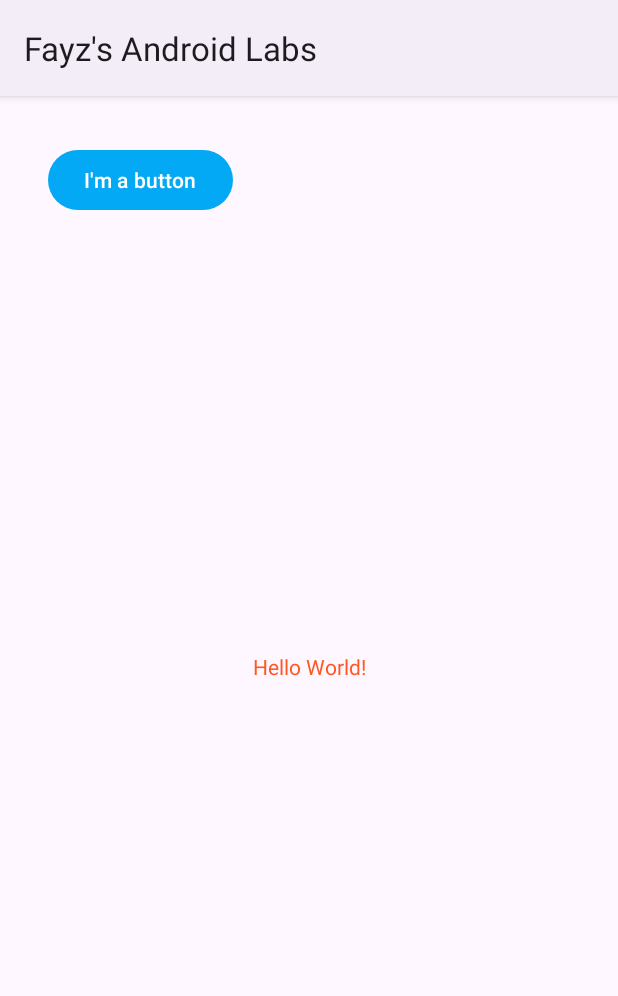
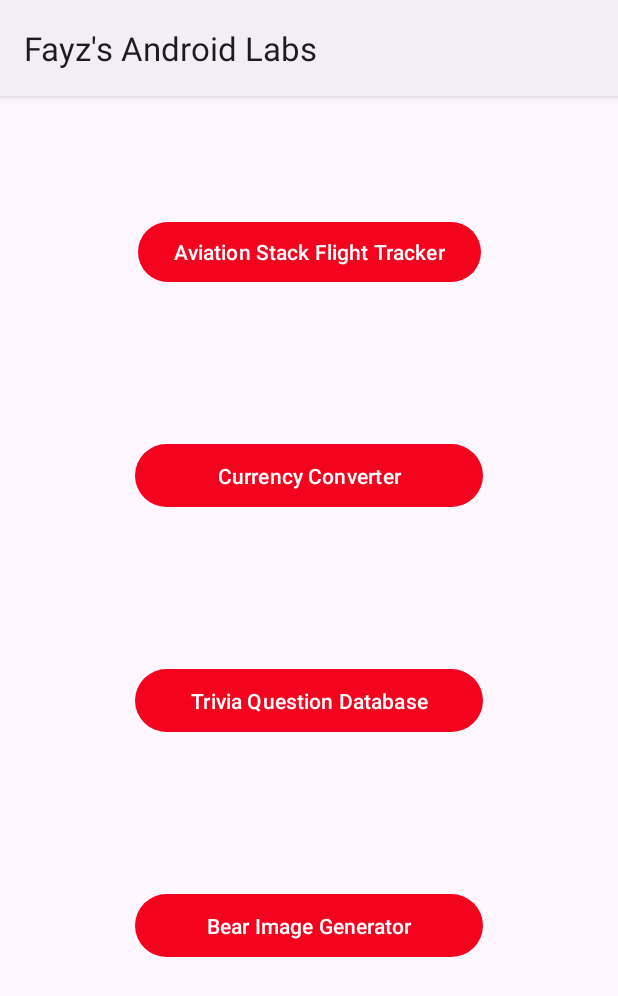
Before and after one commit to fizovoo/MyAndroidLabs, an Android app: the screen it shows after launch (MainActivity), on a phone screen of 412 x 824 dp. Shown: the top 996 px of the screen. Run offline under Robolectric (Android 15) with nearby library versions, the phone set to English and light mode, and no system bars.

Commit message:
Done with some GUI for Assignment 1

```diff
--- a/app/src/main/java/algonquin/cst2335/resh0004/MainActivity.java
+++ b/app/src/main/java/algonquin/cst2335/resh0004/MainActivity.java
@@ -2,13 +2,37 @@ package algonquin.cst2335.resh0004;
 
 import androidx.appcompat.app.AppCompatActivity;
 
+import android.content.Intent;
 import android.os.Bundle;
 
+import algonquin.cst2335.resh0004.databinding.ActivityMainBinding;
+
 public class MainActivity extends AppCompatActivity {
+    protected ActivityMainBinding binding;
 
     @Override
     protected void onCreate(Bundle savedInstanceState) {
         super.onCreate(savedInstanceState);
         setContentView(R.layout.activity_main);
+        binding = ActivityMainBinding.inflate(getLayoutInflater());
+        setContentView(R.layout.activity_main);
+        setContentView(binding.getRoot());
+        binding.aviationButton.setOnClickListener(clk -> {
+            Intent nextPage = new Intent(this, AviationActivity.class);
+            startActivity(nextPage);
+                });
+        binding.currencyButton.setOnClickListener(clk -> {
+            Intent nextPage = new Intent(this, CurrencyActivity.class);
+            startActivity(nextPage);
+        });
+        binding.triviaButton.setOnClickListener(clk -> {
+            Intent nextPage = new Intent(this, TriviaActivity.class);
+            startActivity(nextPage);
+        });
+        binding.bearButton.setOnClickListener(clk -> {
+            Intent nextPage = new Intent(this, BearActivity.class);
+            startActivity(nextPage);
+        });
+
     }
 }
--- a/app/src/main/res/layout/activity_main.xml
+++ b/app/src/main/res/layout/activity_main.xml
@@ -6,31 +6,43 @@
     android:layout_height="match_parent"
     tools:context=".MainActivity">
 
-    <TextView
+    <Button
+        android:id="@+id/aviation_button"
         android:layout_width="wrap_content"
         android:layout_height="wrap_content"
-        android:text="@string/hello_message"
-        app:layout_constraintBottom_toBottomOf="parent"
+        android:layout_marginTop="80dp"
+        android:text="@string/button_message"
         app:layout_constraintEnd_toEndOf="parent"
         app:layout_constraintStart_toStartOf="parent"
         app:layout_constraintTop_toTopOf="parent" />
 
     <Button
-        android:id="@+id/button"
-        android:layout_width="wrap_content"
-        android:layout_height="wrap_content"
-        android:layout_marginStart="32dp"
-        android:text="@string/button_message"
-        app:layout_constraintStart_toEndOf="parent"
-        app:layout_constraintTop_toTopOf="parent" />
+        android:id="@+id/currency_button"
+        android:layout_width="232dp"
+        android:layout_height="50dp"
+        android:layout_marginTop="100dp"
+        android:text="@string/button2_message"
+        app:layout_constraintEnd_toEndOf="parent"
+        app:layout_constraintStart_toStartOf="parent"
+        app:layout_constraintTop_toBottomOf="@+id/aviation_button" />
 
     <Button
-        android:id="@+id/button2"
-        android:layout_width="wrap_content"
-        android:layout_height="wrap_content"
-        android:layout_marginStart="32dp"
-        android:layout_marginTop="32dp"
-        android:text="@string/button_message"
+        android:id="@+id/trivia_button"
+        android:layout_width="232dp"
+        android:layout_height="50dp"
+        android:layout_marginTop="100dp"
+        android:text="@string/button3_message"
+        app:layout_constraintEnd_toEndOf="parent"
         app:layout_constraintStart_toStartOf="parent"
-        app:layout_constraintTop_toTopOf="parent" />
+        app:layout_constraintTop_toBottomOf="@+id/currency_button" />
+
+    <Button
+        android:id="@+id/bear_button"
+        android:layout_width="232dp"
+        android:layout_height="50dp"
+        android:layout_marginTop="100dp"
+        android:text="@string/button4_message"
+        app:layout_constraintEnd_toEndOf="parent"
+        app:layout_constraintStart_toStartOf="parent"
+        app:layout_constraintTop_toBottomOf="@+id/trivia_button" />
 </androidx.constraintlayout.widget.ConstraintLayout>
--- a/app/src/main/res/values/colors.xml
+++ b/app/src/main/res/values/colors.xml
@@ -1,6 +1,6 @@
 <?xml version="1.0" encoding="utf-8"?>
 <resources>
-    <color name="my_primary">#03A9F4</color>
+    <color name="my_primary">#F4031F</color>
     <color name="my_secondary">#FF9800</color>
     <color name="my_statusBar">#3F51B5</color>
     <color name="my_text">#FF5722</color>
--- a/app/src/main/res/values/strings.xml
+++ b/app/src/main/res/values/strings.xml
@@ -1,5 +1,7 @@
 <resources>
     <string name="app_name">Fayz\'s Android Labs</string>
-    <string name="hello_message">Hello World!</string>
-    <string name="button_message">I\'m a button</string>
+    <string name="button_message">Aviation Stack Flight Tracker</string>
+    <string name="button2_message">Currency Converter</string>
+    <string name="button3_message">Trivia Question Database</string>
+    <string name="button4_message">Bear Image Generator</string>
 </resources>
```
Also changed, not shown: app/build.gradle (+10 -5 lines), app/src/main/AndroidManifest.xml (+12 -0 lines), app/src/main/java/algonquin/cst2335/resh0004/AviationActivity.java (added, +21 -0 lines), app/src/main/java/algonquin/cst2335/resh0004/BearActivity.java (added, +18 -0 lines), app/src/main/java/algonquin/cst2335/resh0004/CurrencyActivity.java (added, +21 -0 lines), app/src/main/java/algonquin/cst2335/resh0004/TriviaActivity.java (added, +19 -0 lines), app/src/main/res/layout/activity_aviation.xml (added, +18 -0 lines), app/src/main/res/layout/activity_bear.xml (added, +18 -0 lines), app/src/main/res/layout/activity_currency.xml (added, +18 -0 lines), app/src/main/res/layout/activity_trivia.xml (added, +18 -0 lines).
